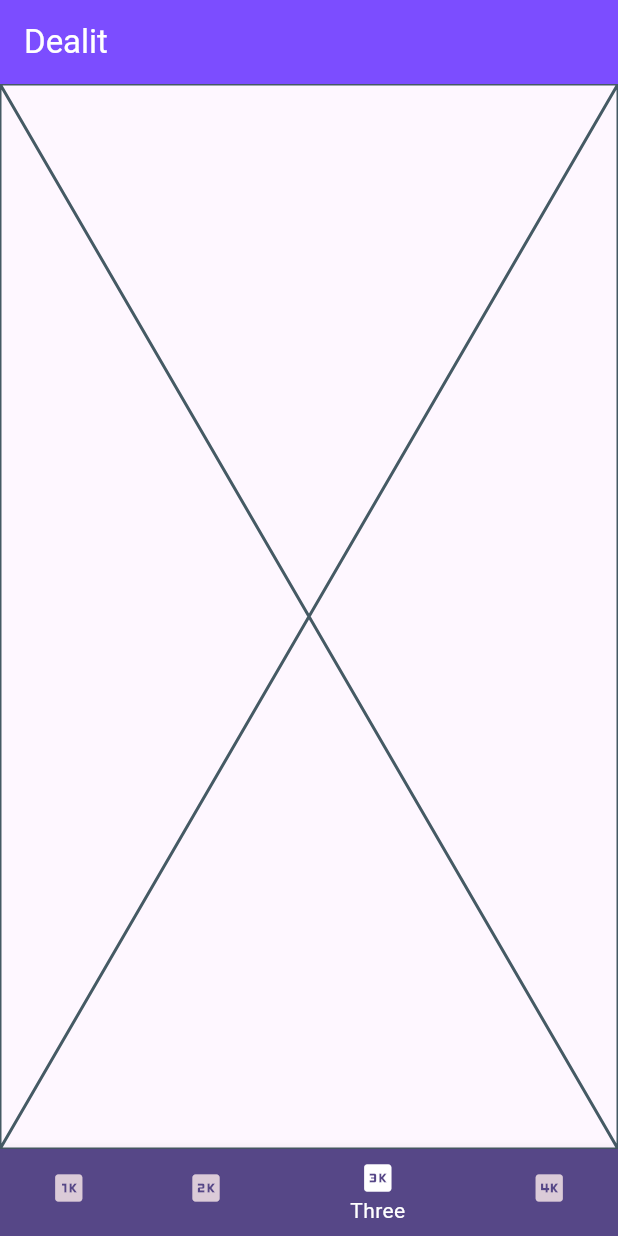
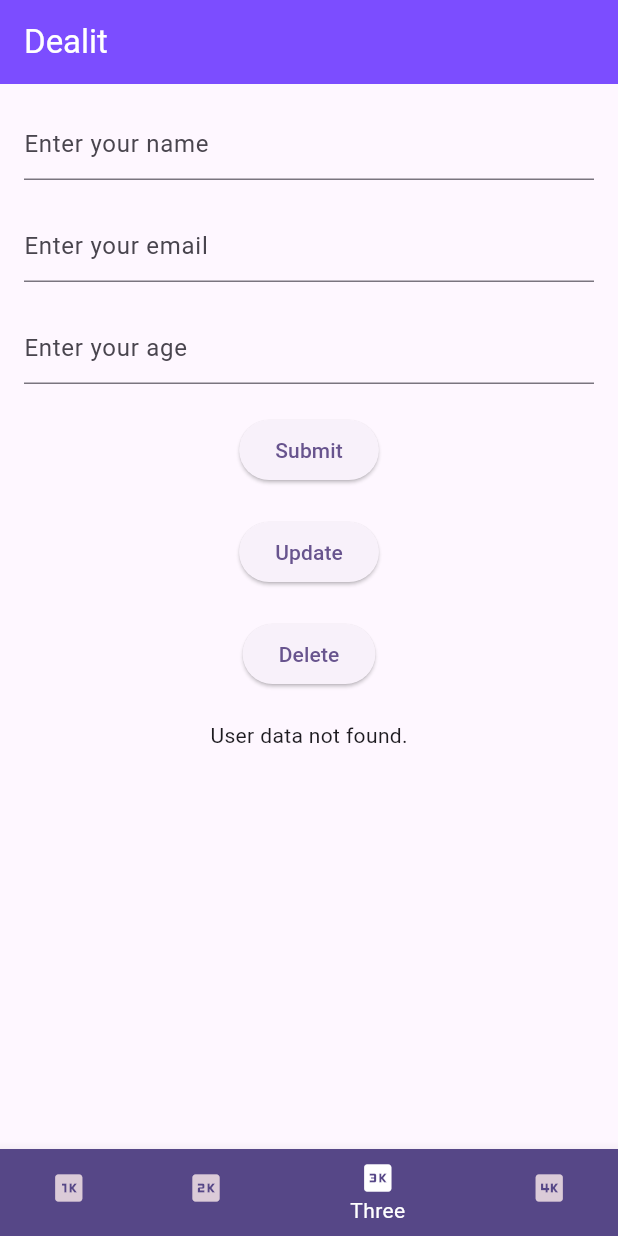
Before and after one commit to Jatin2102786/flutter_firebase, a Flutter app: the screen it shows after launch, item 3 of the bottom bar chosen, on a phone screen of 412 x 824 dp. Run offline on Flutter 3.47's test engine with Material 3 defaults, Android fonts, the phone set to English and light mode, and no system bars; our stand-ins replace cloud_firestore, firebase_core, firebase_database, firebase_messaging, flutter_local_notifications, googleapis_auth; accounts and stored records are empty; project files that could hold a hidden picture were left out.

```diff
--- a/lib/UI/PageThree/page_three.dart
+++ b/lib/UI/PageThree/page_three.dart
@@ -1,4 +1,7 @@
 import 'package:flutter/material.dart';
+import 'package:firebase_database/firebase_database.dart';
+
+import '../../DataMaps/data_maps.dart';
 
 class PageThree extends StatefulWidget {
   const PageThree({super.key});
@@ -8,8 +11,140 @@ class PageThree extends StatefulWidget {
 }
 
 class _PageThreeState extends State<PageThree> {
+
+  final DatabaseReference db = FirebaseDatabase.instance.ref();
+  final TextEditingController _name = TextEditingController();
+  final TextEditingController _email = TextEditingController();
+  final TextEditingController _age = TextEditingController();
+
+  String userdata = " ";
+
+  @override
+  void initState() {
+    super.initState();
+    readUserData();
+  }
   @override
   Widget build(BuildContext context) {
-    return const Placeholder();
+    return Scaffold(
+      body: SingleChildScrollView(
+        child: Padding(
+          padding: const EdgeInsets.all(16.0),
+          child: Column(
+            children: [
+              TextField(
+                controller: _name,
+                decoration: const InputDecoration(hintText: "Enter your name"),
+              ),
+              const SizedBox(height: 20),
+              TextField(
+                controller: _email,
+                decoration: const InputDecoration(hintText: "Enter your email"),
+              ),
+              const SizedBox(height: 20),
+              TextField(
+                controller: _age,
+                decoration: const InputDecoration(hintText: "Enter your age"),
+                keyboardType: TextInputType.number,
+              ),
+              const SizedBox(height: 20),
+              ElevatedButton(
+                onPressed: addUserData,
+                child: const Text("Submit"),
+              ),
+              const SizedBox(height: 20),
+              ElevatedButton(
+                onPressed: updateUserData,
+                child: const Text("Update"),
+              ),
+              const SizedBox(height: 20),
+              ElevatedButton(
+                onPressed: deleteUserData,
+                child: const Text("Delete"),
+              ),
+              const SizedBox(height: 20),
+              Text(userdata),
+            ],
+          ),
+        ),
+      ),
+    );
+  }
+
+  /// Read data from Realtime Database
+  Future<void> readUserData() async {
+    try {
+      DatabaseEvent event =
+      await db.child("currentUserData").child("123").once();
+
+      if (event.snapshot.exists) {
+        Map data = event.snapshot.value as Map;
+        String name = data['name'] ?? 'N/A';
+        String email = data['email'] ?? 'N/A';
+        int age = data['age'] ?? 0;
+
+        setState(() {
+          userdata = "Name = $name\nEmail = $email\nAge = $age";
+        });
+      } else {
+        setState(() {
+          userdata = "User data not found.";
+        });
+      }
+    } catch (e) {
+      setState(() {
+        userdata = "Error reading user data: $e";
+      });
+    }
+  }
+
+  /// Delete data from Realtime Database
+  Future<void> deleteUserData() async {
+    try {
+      await db.child("currentUserData").child("123").remove();
+      print("Data deleted successfully");
+    } catch (e) {
+      print("Exception occurred: $e");
+    }
+  }
+
+  /// Update data in Realtime Database
+  Future<void> updateUserData() async {
+    int? age = int.tryParse(_age.text);
+    if (age != null) {
+      var userData = DataMaps().setUserInfo(
+        "123",
+        _name.text,
+        _email.text,
+        age,
+      );
+
+      try {
+        await db.child("currentUserData").child("123").update(userData);
+        print("Data updated successfully");
+      } catch (e) {
+        print("Exception occurred: $e");
+      }
+    }
+  }
+
+  /// Add data to Realtime Database
+  Future<void> addUserData() async {
+    int? age = int.tryParse(_age.text);
+    if (age != null) {
+      var userData = DataMaps().setUserInfo(
+        "123",
+        _name.text,
+        _email.text,
+        age,
+      );
+
+      try {
+        await db.child("currentUserData").child("123").set(userData);
+        print("Data added successfully");
+      } catch (e) {
+        print("Exception occurred: $e");
+      }
+    }
   }
 }
--- a/pubspec.yaml
+++ b/pubspec.yaml
@@ -48,6 +48,7 @@ dependencies:
   flutter_localizations:
     sdk: flutter
   intl: 0.20.2
+  firebase_database: ^11.3.10
 
 
 flutter_launcher_icons:
```
Also changed, not shown: pubspec.lock, 1 other file.
